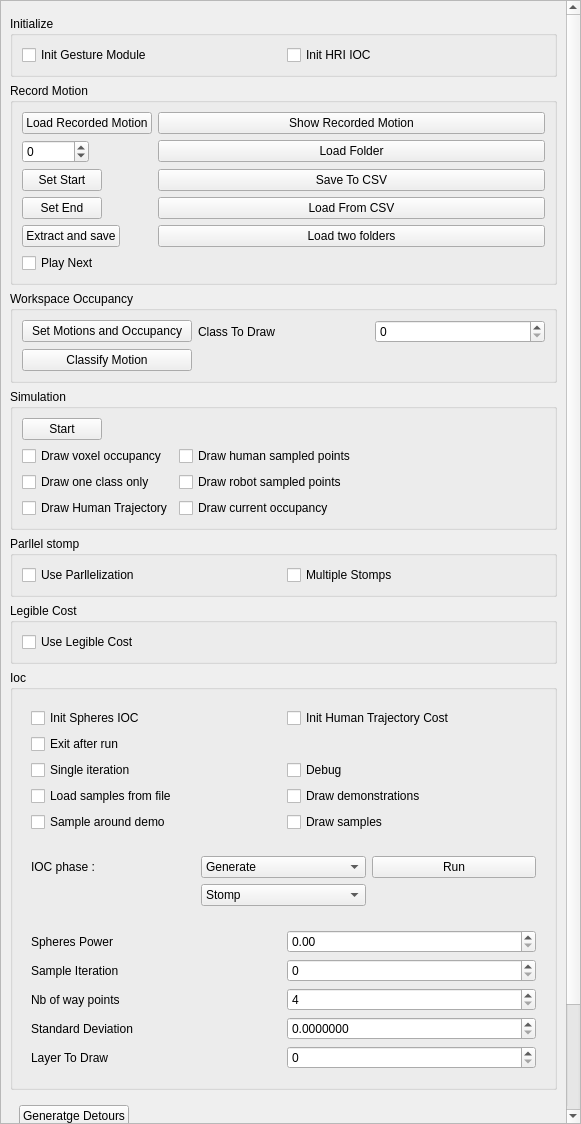
The window that src/move3d-qt-gui-libs/src/qtMainInterface/sideWidgets/qtHriGesture.ui (jmainpri/move3d-studio) describes before a commit, drawn with Qt 5.
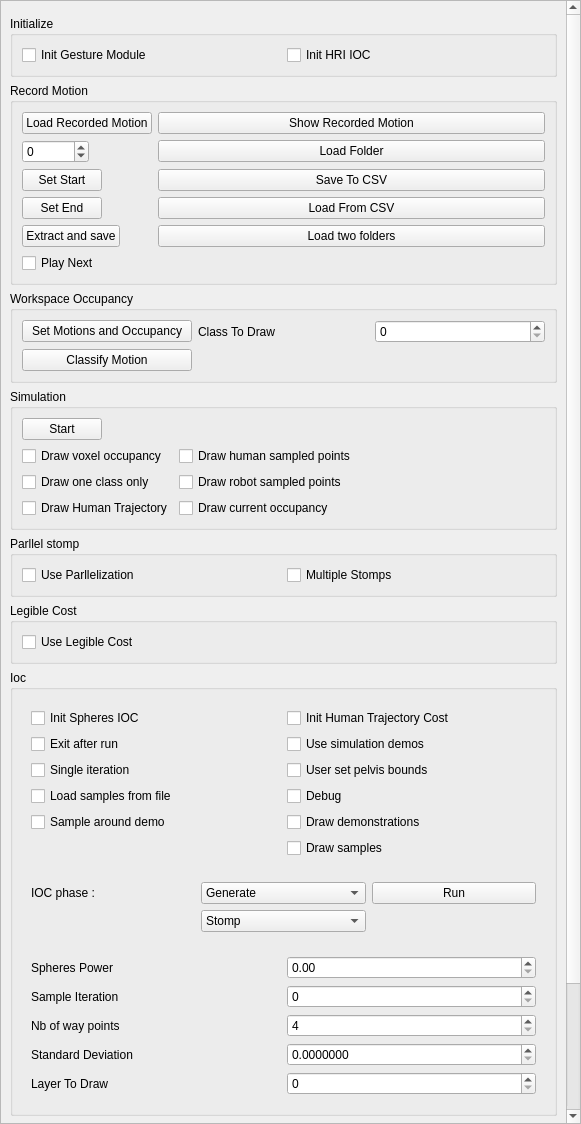
The same window after the commit.

Commit message: get freefloating weights

```diff
--- a/src/move3d-qt-gui-libs/src/qtMainInterface/sideWidgets/qtHriGesture.ui
+++ b/src/move3d-qt-gui-libs/src/qtMainInterface/sideWidgets/qtHriGesture.ui
@@ -35,9 +35,9 @@
       <property name="geometry">
        <rect>
         <x>0</x>
-        <y>-198</y>
+        <y>0</y>
         <width>563</width>
-        <height>1320</height>
+        <height>1348</height>
        </rect>
       </property>
       <layout class="QVBoxLayout" name="verticalLayout_24">
@@ -304,7 +304,28 @@
           <item>
            <widget class="QWidget" name="widget_4" native="true">
             <layout class="QGridLayout" name="gridLayout_2">
-             <item row="3" column="1">
+             <item row="5" column="1">
+              <widget class="QCheckBox" name="checkBoxDrawSamples">
+               <property name="text">
+                <string>Draw samples</string>
+               </property>
+              </widget>
+             </item>
+             <item row="1" column="0">
+              <widget class="QCheckBox" name="checkBoxIocExitAfterRun">
+               <property name="text">
+                <string>Exit after run</string>
+               </property>
+              </widget>
+             </item>
+             <item row="1" column="1">
+              <widget class="QCheckBox" name="checkBoxUseSimulationDemos">
+               <property name="text">
+                <string>Use simulation demos</string>
+               </property>
+              </widget>
+             </item>
+             <item row="4" column="1">
               <widget class="QCheckBox" name="checkBoxDrawDemonstrations">
                <property name="text">
                 <string>Draw demonstrations</string>
@@ -318,13 +339,27 @@
                </property>
               </widget>
              </item>
-             <item row="2" column="1">
+             <item row="3" column="1">
               <widget class="QCheckBox" name="checkBoxGestureDebug">
                <property name="text">
                 <string>Debug</string>
                </property>
               </widget>
              </item>
+             <item row="0" column="0">
+              <widget class="QCheckBox" name="checkBoxInitSphereCost">
+               <property name="text">
+                <string>Init Spheres IOC</string>
+               </property>
+              </widget>
+             </item>
+             <item row="2" column="1">
+              <widget class="QCheckBox" name="checkBoxUserSetPelvisBounds">
+               <property name="text">
+                <string>User set pelvis bounds</string>
+               </property>
+              </widget>
+             </item>
              <item row="2" column="0">
               <widget class="QCheckBox" name="checkBoxSingleIteration">
                <property name="text">
@@ -346,27 +381,6 @@
                </property>
               </widget>
              </item>
-             <item row="0" column="0">
-              <widget class="QCheckBox" name="checkBoxInitSphereCost">
-               <property name="text">
-                <string>Init Spheres IOC</string>
-               </property>
-              </widget>
-             </item>
-             <item row="4" column="1">
-              <widget class="QCheckBox" name="checkBoxDrawSamples">
-               <property name="text">
-                <string>Draw samples</string>
-               </property>
-              </widget>
-             </item>
-             <item row="1" column="0">
-              <widget class="QCheckBox" name="checkBoxIocExitAfterRun">
-               <property name="text">
-                <string>Exit after run</string>
-               </property>
-              </widget>
-             </item>
             </layout>
            </widget>
           </item>
```
The commit also changes 2 other files.
